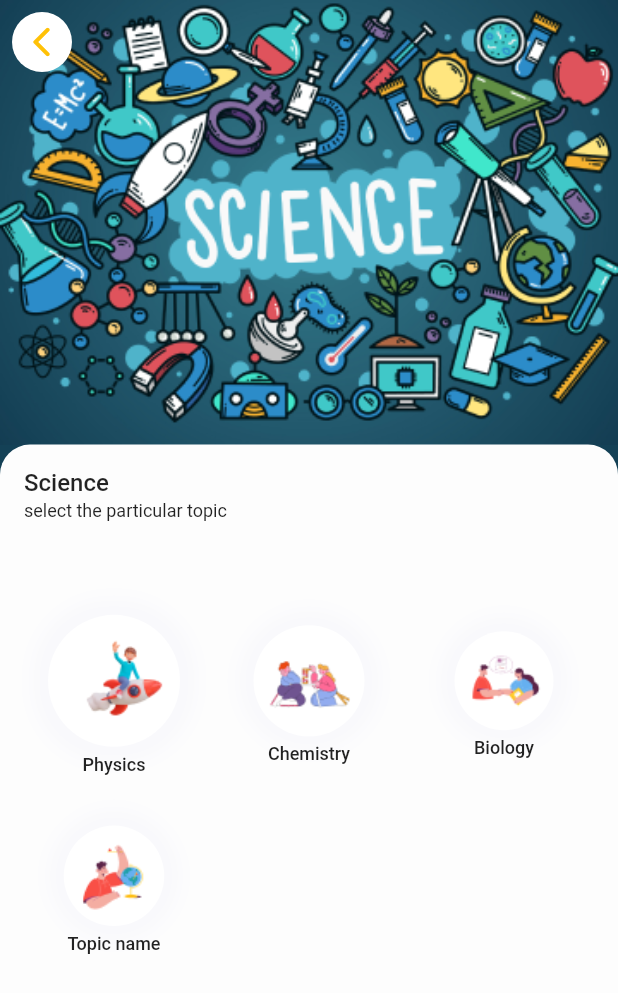
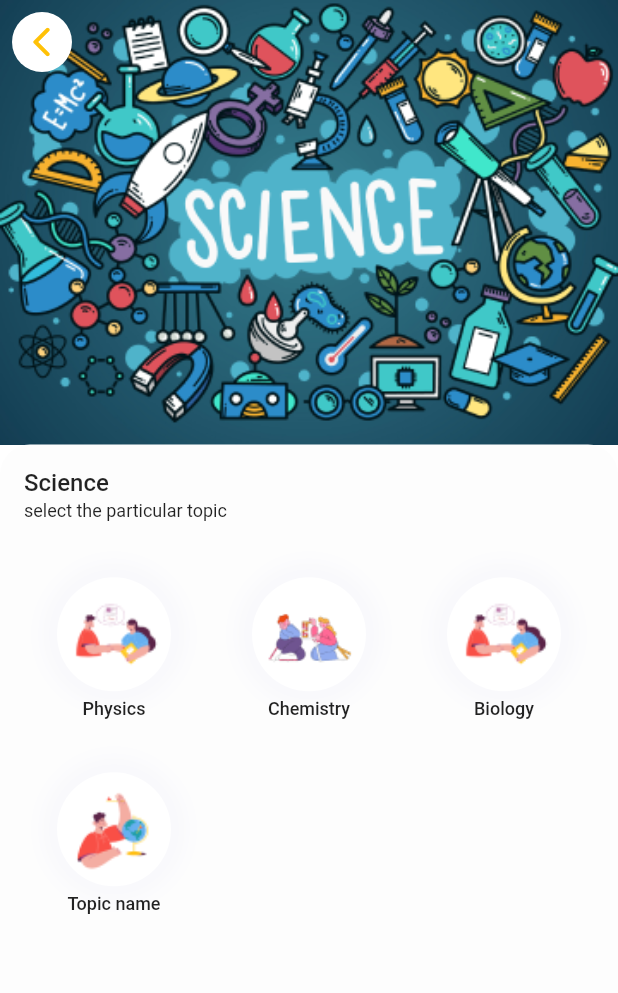
Before and after one commit to khanadnan10/aie-quiz, a Flutter app: the ChooseTopic screen opened directly, on a phone screen of 412 x 824 dp. Shown: the top 993 px of the screen. Run offline on Flutter 3.47's test engine with Material 2 defaults, Android fonts, the phone set to English and light mode, and no system bars; network calls fail.

Commit message:
sub subjects

```diff
--- a/lib/features/bottomNavBar/page/bottombar.dart
+++ b/lib/features/bottomNavBar/page/bottombar.dart
@@ -1,5 +1,6 @@
 import 'package:flutter/material.dart';
 import 'package:quiz/features/category/pages/category.dart';
+import 'package:quiz/features/chooseTopic/pages/choose_topic.dart';
 import 'package:quiz/features/waitingforuser/page/waiting_for_friends.dart';
 import 'package:quiz/utils/color.dart';
 
@@ -17,7 +18,7 @@ class _BottomBarState extends State<BottomBar> {
   static const List<Widget> _screens = <Widget>[
     Center(child: Text('Home Page')),
     Category(),
-    Center(child: Text('Leaderboard Page'))
+    ChooseTopic(),
   ];
 
   void _onItemTapped(int index) {
@@ -38,6 +39,7 @@ class _BottomBarState extends State<BottomBar> {
         unselectedItemColor: Colors.black54,
         selectedFontSize: 8,
         showSelectedLabels: true,
+        backgroundColor: AppColor.kWhiteColor,
         selectedItemColor: AppColor.kWhiteColor,
         elevation: 0,
         items: [
--- /dev/null
+++ b/lib/features/chooseTopic/data/topic.dart
@@ -0,0 +1,82 @@
+List<Map<String, dynamic>> topic = [
+  {
+    'image': 'assets/images/sammy-woman-shaking-hands-with-new-employee 1.png',
+    'subjectName': 'Physics',
+    'subItems': [
+      {
+        'subimage': 'assets/images/Exclude.png',
+        'subjectName': 'Element',
+      },
+      {
+        'subimage': 'assets/images/Exclude.png',
+        'subjectName': 'Organic',
+      },
+      {
+        'subimage': 'assets/images/Exclude.png',
+        'subjectName': 'Chemical Reaction',
+      },
+      {
+        'subimage': 'assets/images/Exclude.png',
+        'subjectName': 'Organic',
+      },
+      {
+        'subimage': 'assets/images/Exclude.png',
+        'subjectName': 'Chemical Reaction',
+      },
+    ]
+  },
+  {
+    'image': 'assets/images/bloom-19 1.png',
+    'subjectName': 'Chemistry',
+    'subItems': [
+      {
+        'subimage': 'assets/images/Exclude.png',
+        'subjectName': 'Element',
+      },
+      {
+        'subimage': 'assets/images/Exclude.png',
+        'subjectName': 'Organic',
+      },
+      {
+        'subimage': 'assets/images/Exclude.png',
+        'subjectName': 'Chemical Reaction',
+      },
+    ]
+  },
+  {
+    'image': 'assets/images/sammy-woman-shaking-hands-with-new-employee 1.png',
+    'subjectName': 'Biology',
+    'subItems': [
+      {
+        'subimage': 'assets/images/Exclude.png',
+        'subjectName': 'Element',
+      },
+      {
+        'subimage': 'assets/images/Exclude.png',
+        'subjectName': 'Organic',
+      },
+      {
+        'subimage': 'assets/images/Exclude.png',
+        'subjectName': 'Chemical Reaction',
+      },
+    ]
+  },
+  {
+    'image': 'assets/images/sammy-7 1.png',
+    'subjectName': 'Topic name',
+    'subItems': [
+      {
+        'subimage': 'assets/images/Exclude.png',
+        'subjectName': 'Element',
+      },
+      {
+        'subimage': 'assets/images/Exclude.png',
+        'subjectName': 'Organic',
+      },
+      {
+        'subimage': 'assets/images/Exclude.png',
+        'subjectName': 'Chemical Reaction',
+      },
+    ]
+  },
+];
--- a/lib/features/chooseTopic/pages/choose_topic.dart
+++ b/lib/features/chooseTopic/pages/choose_topic.dart
@@ -1,38 +1,27 @@
-// ignore_for_file: public_member_api_docs, sort_constructors_first
 import 'package:flutter/material.dart';
+import 'package:quiz/features/chooseTopic/data/topic.dart';
 import 'package:quiz/features/chooseTopic/widgets/choose_topic_subject_card.dart';
-
 import 'package:quiz/utils/color.dart';
 import 'package:quiz/utils/utils.dart';
 
-class ChooseTopic extends StatelessWidget {
+class ChooseTopic extends StatefulWidget {
   const ChooseTopic({super.key});
 
   @override
+  _ChooseTopicState createState() => _ChooseTopicState();
+}
+
+class _ChooseTopicState extends State<ChooseTopic> {
+  int selectedTopicIndex = -1; // Initialize to no topic selected
+  final GlobalKey _animatedContainerKey = GlobalKey();
+
+  @override
   Widget build(BuildContext context) {
-    List<Map<String, dynamic>> topic = [
-      {
-        'image': 'assets/images/Exclude.png',
-        'subjectName': 'Physics',
-      },
-      {
-        'image': 'assets/images/bloom-19 1.png',
-        'subjectName': 'Chemistry',
-      },
-      {
-        'image':
-            'assets/images/sammy-woman-shaking-hands-with-new-employee 1.png',
-        'subjectName': 'Biology'
-      },
-      {
-        'image': 'assets/images/sammy-7 1.png',
-        'subjectName': 'Topic name',
-      },
-    ];
     final Size screenSize = MediaQuery.of(context).size;
+
     return Scaffold(
       extendBodyBehindAppBar: true,
-      backgroundColor: AppColor.kTealColor,
+      backgroundColor: AppColor.kWhiteColor,
       appBar: AppBar(
         elevation: 0,
         backgroundColor: Colors.transparent,
@@ -90,10 +79,88 @@ class ChooseTopic extends StatelessWidget {
                       fontSize: 12.0,
                     ),
                   ),
+                  Utils().bodySizedBox,
+                  if (selectedTopicIndex != -1)
+                    AnimatedSwitcher(
+                      duration: const Duration(milliseconds: 1500),
+                      child: selectedTopicIndex != -1
+                          ? AnimatedContainer(
+                              duration: const Duration(milliseconds: 1500),
+                              key: _animatedContainerKey,
+                              height: 200,
+                              width: double.infinity,
+                              padding: const EdgeInsets.all(8.0),
+                              decoration: BoxDecoration(
+                                color: Colors.grey.shade200,
+                                borderRadius: BorderRadius.circular(25.0),
+                              ),
+                              child: Column(
+                                crossAxisAlignment: CrossAxisAlignment.start,
+                                children: [
+                                  Row(
+                                    children: [
+                                      Container(
+                                        padding: const EdgeInsets.all(8.0),
+                                        decoration: BoxDecoration(
+                                          color: AppColor.kWhiteColor,
+                                          borderRadius:
+                                              BorderRadius.circular(50),
+                                          boxShadow: const [
+                                            BoxShadow(
+                                              color: Color.fromARGB(
+                                                  132, 244, 244, 251),
+                                              spreadRadius: 10,
+                                              blurRadius: 10,
+                                              offset: Offset(0, 0),
+                                            ),
+                                          ],
+                                        ),
+                                        child: Image(
+                                          height: 60,
+                                          fit: BoxFit.cover,
+                                          image: AssetImage(
+                                              topic[selectedTopicIndex]
+                                                  ['image']),
+                                        ),
+                                      ),
+                                      Utils(width: 10, height: 0).bodySizedBox,
+                                      Text(topic[selectedTopicIndex]
+                                          ['subjectName']),
+                                    ],
+                                  ),
+                                  Expanded(
+                                    child: GridView.builder(
+                                      physics: const BouncingScrollPhysics(),
+                                      shrinkWrap: true,
+                                      padding: const EdgeInsets.all(0),
+                                      gridDelegate:
+                                          const SliverGridDelegateWithFixedCrossAxisCount(
+                                        crossAxisCount: 3,
+                                      ),
+                                      itemCount: topic[selectedTopicIndex]
+                                              ['subItems']
+                                          .length,
+                                      itemBuilder: (context, index) {
+                                        final subItem =
+                                            topic[selectedTopicIndex]
+                                                ['subItems'][index];
+                                        return ChooseTopicSubjectCard(
+                                          image: subItem['subimage'],
+                                          subjectName: subItem['subjectName'],
+                                        );
+                                      },
+                                    ),
+                                  ),
+                                ],
+                              ),
+                            )
+                          : const SizedBox(),
+                    ),
                   SizedBox(
-                    height: screenSize.height,
+                    height: screenSize.height * 0.6,
                     child: GridView.builder(
                       physics: const BouncingScrollPhysics(),
+                      padding: const EdgeInsets.all(0).copyWith(top: 10),
                       gridDelegate:
                           const SliverGridDelegateWithFixedCrossAxisCount(
                         crossAxisCount: 3,
@@ -102,13 +169,26 @@ class ChooseTopic extends StatelessWidget {
                       ),
                       itemCount: topic.length,
                       itemBuilder: (context, index) {
-                        return ChooseTopicSubjectCard(
-                          image: topic[index]['image'],
-                          subjectName: topic[index]['subjectName'],
+                        return GestureDetector(
+                          onTap: () {
+                            setState(() {
+                              // Toggle selection
+                              if (selectedTopicIndex == index) {
+                                selectedTopicIndex = -1; // Deselect the topic
+                              } else {
+                                selectedTopicIndex = index; // Select the topic
+                              }
+                            });
+                          },
+                          child: ChooseTopicSubjectCard(
+                            image: topic[index]['image'],
+                            subjectName: topic[index]['subjectName'],
+                          ),
                         );
                       },
                     ),
                   ),
+                  // Show subItems container if a topic is selected
                 ],
               ),
             )
--- a/lib/features/chooseTopic/widgets/choose_topic_subject_card.dart
+++ b/lib/features/chooseTopic/widgets/choose_topic_subject_card.dart
@@ -1,4 +1,3 @@
-
 import 'package:flutter/material.dart';
 
 import '../../../utils/color.dart';
@@ -34,7 +33,9 @@ class ChooseTopicSubjectCard extends StatelessWidget {
             ],
           ),
           child: Image(
+            height: 60,
             image: AssetImage(image),
+            fit: BoxFit.cover,
           ),
         ),
         Utils(height: 5).bodySizedBox,
--- a/lib/main.dart
+++ b/lib/main.dart
@@ -1,5 +1,4 @@
 import 'package:flutter/material.dart';
-import 'package:quiz/features/bottomNavBar/page/bottomNavBar.dart';
 import 'package:quiz/features/bottomNavBar/page/bottombar.dart';
 import 'package:quiz/features/category/pages/category.dart';
 import 'package:quiz/features/chooseTopic/pages/choose_topic.dart';
```
Also changed, not shown: lib/features/category/pages/category.dart (+3 -6 lines), lib/features/chooseTopic/widgets/choose_sub_items.dart (added, +79 -0 lines), lib/features/chooseTopic/widgets/expanded_items.dart (added, +61 -0 lines).
